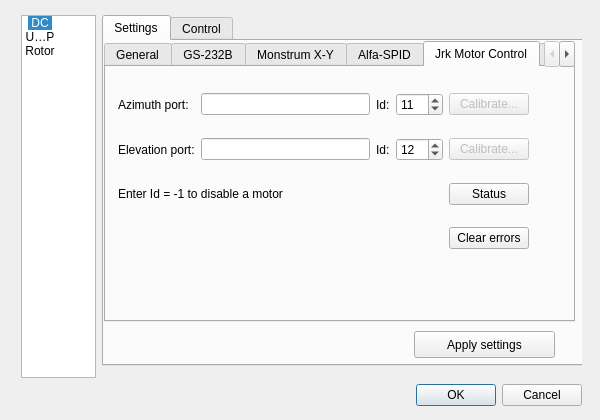
First picture: the form in rig/rigdialog.ui, repository poes-weather/poes-usrp, before the edit.
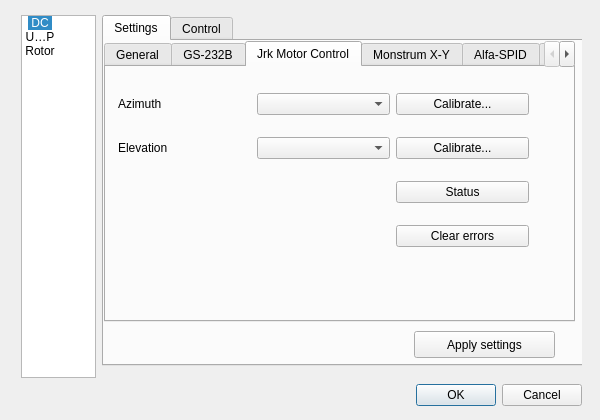
Second picture: the form after the edit. The open tabs and pages were chosen to show the change. Icons and pictures are not drawn.

The edit to the form file:
```diff
--- a/rig/rigdialog.ui
+++ b/rig/rigdialog.ui
@@ -1031,6 +1031,77 @@
             </layout>
            </widget>
           </widget>
+          <widget class="QWidget" name="tab_10">
+           <attribute name="title">
+            <string>Jrk Motor Control</string>
+           </attribute>
+           <widget class="QWidget" name="layoutWidget">
+            <property name="geometry">
+             <rect>
+              <x>12</x>
+              <y>10</y>
+              <width>411</width>
+              <height>189</height>
+             </rect>
+            </property>
+            <layout class="QGridLayout" name="gridLayout_8">
+             <item row="0" column="0">
+              <widget class="QLabel" name="label">
+               <property name="text">
+                <string>Azimuth</string>
+               </property>
+              </widget>
+             </item>
+             <item row="1" column="0">
+              <widget class="QLabel" name="label_25">
+               <property name="text">
+                <string>Elevation</string>
+               </property>
+              </widget>
+             </item>
+             <item row="0" column="2">
+              <widget class="QPushButton" name="calibrateJrkAzButton">
+               <property name="enabled">
+                <bool>true</bool>
+               </property>
+               <property name="text">
+                <string>Calibrate...</string>
+               </property>
+              </widget>
+             </item>
+             <item row="1" column="2">
+              <widget class="QPushButton" name="calibrateJrkElButton">
+               <property name="enabled">
+                <bool>true</bool>
+               </property>
+               <property name="text">
+                <string>Calibrate...</string>
+               </property>
+              </widget>
+             </item>
+             <item row="3" column="2">
+              <widget class="QPushButton" name="jrkClrErrorsBtn">
+               <property name="text">
+                <string>Clear errors</string>
+               </property>
+              </widget>
+             </item>
+             <item row="2" column="2">
+              <widget class="QPushButton" name="jrkStatusBtn">
+               <property name="text">
+                <string>Status</string>
+               </property>
+              </widget>
+             </item>
+             <item row="0" column="1">
+              <widget class="QComboBox" name="jrkAzCb"/>
+             </item>
+             <item row="1" column="1">
+              <widget class="QComboBox" name="jrkElCb"/>
+             </item>
+            </layout>
+           </widget>
+          </widget>
           <widget class="QWidget" name="tab_12">
            <attribute name="title">
             <string>Monstrum X-Y</string>
@@ -1113,124 +1184,6 @@
             </layout>
            </widget>
           </widget>
-          <widget class="QWidget" name="tab_10">
-           <attribute name="title">
-            <string>Jrk Motor Control</string>
-           </attribute>
-           <widget class="QWidget" name="layoutWidget">
-            <property name="geometry">
-             <rect>
-              <x>12</x>
-              <y>10</y>
-              <width>411</width>
-              <height>189</height>
-             </rect>
-            </property>
-            <layout class="QGridLayout" name="gridLayout_8">
-             <item row="0" column="0">
-              <widget class="QLabel" name="label">
-               <property name="text">
-                <string>Azimuth port:</string>
-               </property>
-              </widget>
-             </item>
-             <item row="0" column="1">
-              <widget class="QLineEdit" name="jrkAzPortEd"/>
-             </item>
-             <item row="0" column="2">
-              <widget class="QLabel" name="label_33">
-               <property name="text">
-                <string>Id:</string>
-               </property>
-              </widget>
-             </item>
-             <item row="0" column="3">
-              <widget class="QSpinBox" name="jrkAzIdEd">
-               <property name="minimum">
-                <number>-1</number>
-               </property>
-               <property name="maximum">
-                <number>255</number>
-               </property>
-               <property name="value">
-                <number>11</number>
-               </property>
-              </widget>
-             </item>
-             <item row="1" column="0">
-              <widget class="QLabel" name="label_25">
-               <property name="text">
-                <string>Elevation port:</string>
-               </property>
-              </widget>
-             </item>
-             <item row="1" column="1">
-              <widget class="QLineEdit" name="jrkElPortEd"/>
-             </item>
-             <item row="1" column="2">
-              <widget class="QLabel" name="label_29">
-               <property name="text">
-                <string>Id:</string>
-               </property>
-              </widget>
-             </item>
-             <item row="1" column="3">
-              <widget class="QSpinBox" name="jrkElIdEd">
-               <property name="minimum">
-                <number>-1</number>
-               </property>
-               <property name="maximum">
-                <number>255</number>
-               </property>
-               <property name="value">
-                <number>12</number>
-               </property>
-              </widget>
-             </item>
-             <item row="2" column="0" colspan="2">
-              <widget class="QLabel" name="label_32">
-               <property name="text">
-                <string>Enter Id = -1 to disable a motor</string>
-               </property>
-              </widget>
-             </item>
-             <item row="0" column="4">
-              <widget class="QPushButton" name="calibrateJrkAzButton">
-               <property name="enabled">
-                <bool>false</bool>
-               </property>
-               <property name="text">
-                <string>Calibrate...</string>
-               </property>
-              </widget>
-             </item>
-             <item row="1" column="4">
-              <widget class="QPushButton" name="calibrateJrkElButton">
-               <property name="enabled">
-                <bool>false</bool>
-               </property>
-               <property name="text">
-                <string>Calibrate...</string>
-               </property>
-              </widget>
-             </item>
-             <item row="3" column="4">
-              <widget class="QPushButton" name="jrkClrErrorsBtn">
-               <property name="text">
-                <string>Clear errors</string>
-               </property>
-              </widget>
-             </item>
-             <item row="2" column="4">
-              <widget class="QPushButton" name="jrkStatusBtn">
-               <property name="text">
-                <string>Status</string>
-               </property>
-              </widget>
-             </item>
-            </layout>
-           </widget>
-          </widget>
           <widget class="QWidget" name="tab_3">
            <attribute name="title">
             <string>Stepper</string>
```
Left out of the diff: 10 changed lines with no effect on the pictures.
